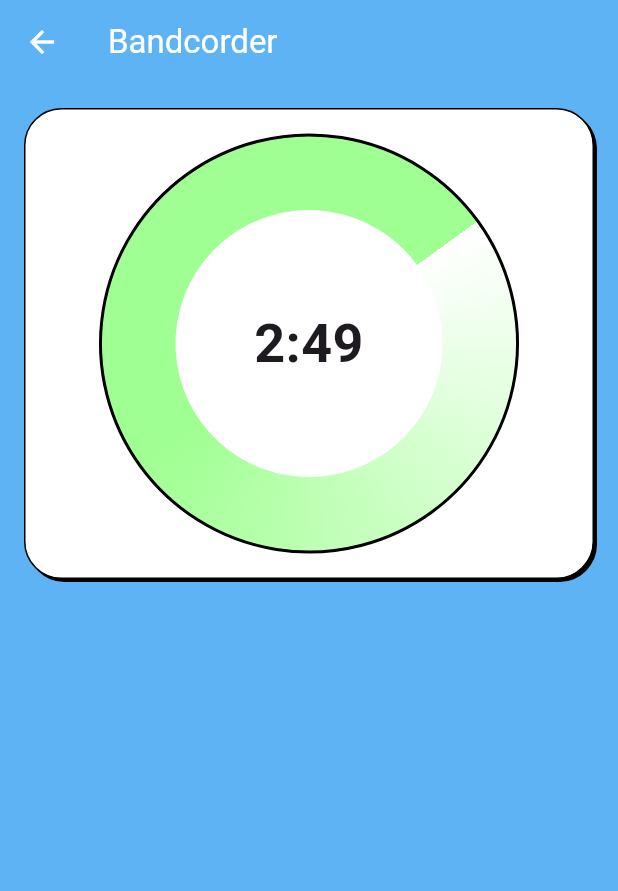
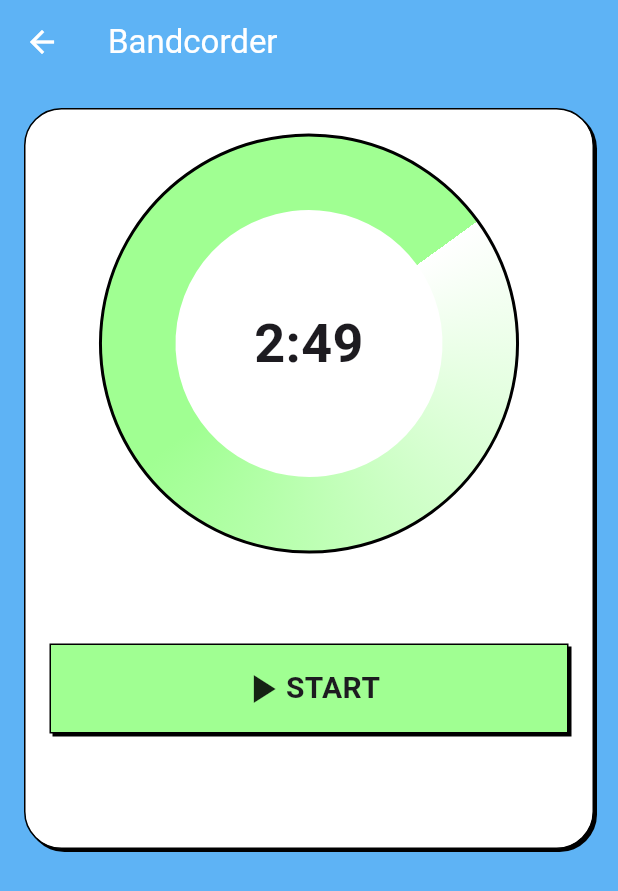
Before and after one commit to steffsommer/bandcorder, a Flutter app: the RecordPage screen opened directly, on a phone screen of 412 x 824 dp. Shown: the top 891 px of the screen. Run offline on Flutter 3.47's test engine with Material 3 defaults, Android fonts, the phone set to English and light mode, and no system bars; our stand-ins replace flutter_svg, fluttertoast.

Commit message:
fixed naming

```diff
--- a/app/lib/pages/record_page.dart
+++ b/app/lib/pages/record_page.dart
@@ -1,15 +1,17 @@
+import 'package:bandcorder/widgets/custom_button.dart';
 import 'package:bandcorder/widgets/custom_card.dart';
 import 'package:bandcorder/widgets/timer.dart';
 import 'package:flutter/material.dart';
+import '../constants.dart';
 
 class RecordPage extends StatefulWidget {
   const RecordPage({super.key});
 
   @override
-  ConnectPageState createState() => ConnectPageState();
+  RecordPageState createState() => RecordPageState();
 }
 
-class ConnectPageState extends State<RecordPage> {
+class RecordPageState extends State<RecordPage> {
   @override
   Widget build(BuildContext context) {
     return Scaffold(
@@ -22,6 +24,12 @@ class ConnectPageState extends State<RecordPage> {
             child: Column(
               children: [
                 Timer(isSpinning: true),
+                SizedBox(height: 60),
+                CustomButton(
+                    color: Constants.colorGreen,
+                    icon: Icons.play_arrow,
+                    text: "START"),
+                SizedBox(height: 60)
               ],
             ),
           )),
```
